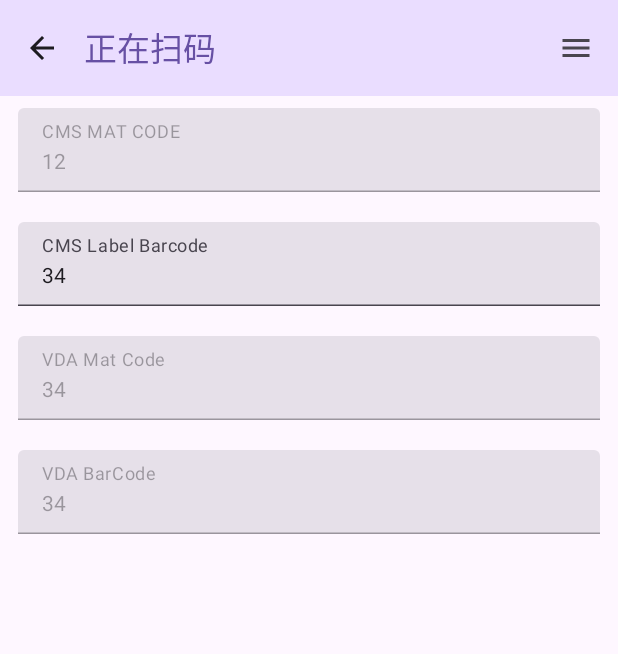
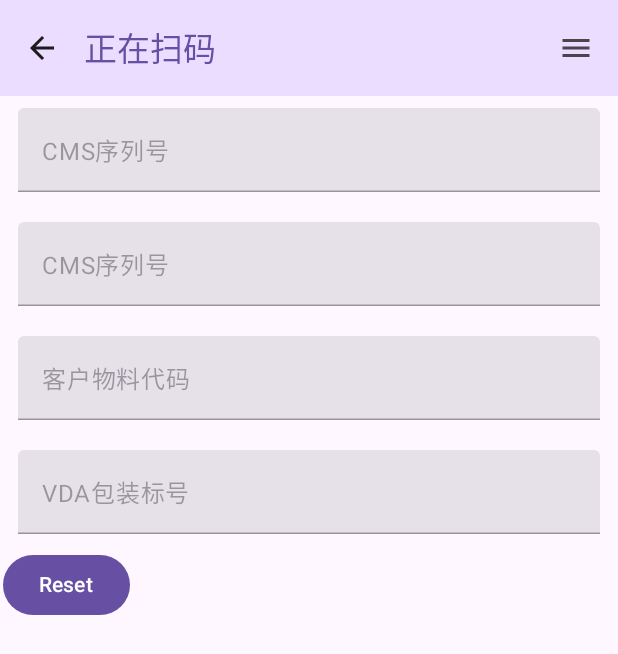
Before and after one commit to fub1/PDA_SCAN--, an Android app built with Jetpack Compose: the screen it shows after launch (MainActivity), on a phone screen of 412 x 824 dp. Shown: the top 654 px of the screen. Run offline under Robolectric (Android 15) with nearby library versions, the phone set to English and light mode, and no system bars.

Commit message:
- 加入循环扫码 - 广播接收扫码 - 扫码状态控制存在Bug

```diff
--- a/app/build.gradle.kts
+++ b/app/build.gradle.kts
@@ -59,6 +59,8 @@ dependencies {
     implementation(libs.androidx.ui.graphics)
     implementation(libs.androidx.ui.tooling.preview)
     implementation(libs.androidx.material3)
+    implementation(libs.androidx.lifecycle.viewmodel.compose)
+    implementation(libs.kotlinx.coroutines.core)
     testImplementation(libs.junit)
     androidTestImplementation(libs.androidx.junit)
     androidTestImplementation(libs.androidx.espresso.core)
--- a/app/src/main/AndroidManifest.xml
+++ b/app/src/main/AndroidManifest.xml
@@ -24,6 +24,8 @@
                 <category android:name="android.intent.category.LAUNCHER" />
             </intent-filter>
         </activity>
+
+
     </application>
 
 </manifest>
--- a/app/src/main/java/com/crtyiot/signalscan/MainActivity.kt
+++ b/app/src/main/java/com/crtyiot/signalscan/MainActivity.kt
@@ -1,23 +1,29 @@
 package com.crtyiot.signalscan
-
+import androidx.activity.viewModels
+import android.content.BroadcastReceiver
+import android.content.Context
+import android.content.Intent
+import android.content.IntentFilter
+import android.os.Build
 import android.os.Bundle
 import androidx.activity.ComponentActivity
 import androidx.activity.compose.setContent
-import androidx.compose.foundation.layout.fillMaxSize
-import androidx.compose.material3.MaterialTheme
-import androidx.compose.material3.Surface
-import androidx.compose.material3.Text
-import androidx.compose.runtime.Composable
-import androidx.compose.ui.Modifier
-import androidx.compose.ui.tooling.preview.Preview
+import androidx.annotation.RequiresApi
 import com.crtyiot.signalscan.ui.screen.ScanScreen
-import com.crtyiot.signalscan.ui.theme.SignalscanTheme
+import com.crtyiot.signalscan.ui.screen.ScanViewModel
+
 
 class MainActivity : ComponentActivity() {
+    // 实例化VM
+
+    private val scanViewModel by viewModels<ScanViewModel>()
+
     override fun onCreate(savedInstanceState: Bundle?) {
         super.onCreate(savedInstanceState)
         setContent {
             ScanScreen()
         }
     }
+
+
 }
--- a/app/src/main/java/com/crtyiot/signalscan/ui/screen/scanScreen.kt
+++ b/app/src/main/java/com/crtyiot/signalscan/ui/screen/scanScreen.kt
@@ -7,7 +7,6 @@ import android.os.Vibrator
 import androidx.compose.foundation.layout.Arrangement
 import androidx.compose.foundation.layout.Column
 import androidx.compose.foundation.layout.PaddingValues
-import androidx.compose.foundation.layout.Row
 import androidx.compose.foundation.layout.fillMaxSize
 import androidx.compose.foundation.layout.fillMaxWidth
 import androidx.compose.foundation.layout.offset
@@ -16,10 +15,10 @@ import androidx.compose.foundation.lazy.LazyColumn
 import androidx.compose.material.icons.Icons
 import androidx.compose.material.icons.filled.ArrowBack
 import androidx.compose.material.icons.filled.Menu
+import androidx.compose.material3.Button
 import androidx.compose.material3.ExperimentalMaterial3Api
 import androidx.compose.material3.Icon
 import androidx.compose.material3.IconButton
-import androidx.compose.material3.LinearProgressIndicator
 import androidx.compose.material3.MaterialTheme
 import androidx.compose.material3.Scaffold
 import androidx.compose.material3.Surface
@@ -28,24 +27,26 @@ import androidx.compose.material3.TextField
 import androidx.compose.material3.TopAppBar
 import androidx.compose.material3.TopAppBarDefaults
 import androidx.compose.runtime.Composable
+import androidx.compose.runtime.DisposableEffect
+import androidx.compose.runtime.collectAsState
 import androidx.compose.runtime.getValue
 import androidx.compose.runtime.mutableStateOf
 import androidx.compose.runtime.remember
-import androidx.compose.runtime.rememberCoroutineScope
 import androidx.compose.runtime.setValue
-import androidx.compose.ui.Alignment
 import androidx.compose.ui.Modifier
 import androidx.compose.ui.platform.LocalContext
 import androidx.compose.ui.res.stringResource
 import androidx.compose.ui.tooling.preview.Preview
 import androidx.compose.ui.unit.dp
 import com.crtyiot.signalscan.R
-
+import androidx.lifecycle.viewmodel.compose.viewModel
+import com.crtyiot.signalscan.ui.utils.ScanReceiver
 
 @OptIn(ExperimentalMaterial3Api::class)
 @Composable
 fun ScanScreen() {
     val context = LocalContext.current
+
     Surface(modifier = Modifier
         .fillMaxWidth()) {
         Scaffold(
@@ -129,54 +130,47 @@ fun PreviewScanScreen(){
 }
 
 @Composable
-fun SimpleFilledTextFieldSample() {
-    var text1 by remember { mutableStateOf("12") }
-    var text2 by remember { mutableStateOf("34") }
-    var text3 by remember { mutableStateOf("34") }
-    var text4 by remember { mutableStateOf("34") }
-    TextField(
-        enabled = false,
-        modifier = Modifier
-            .fillMaxWidth()
-            .padding(10.dp),
-        value = text1,
-        onValueChange = { text1 = it },
-        maxLines = 1,
-        label = { Text("CMS MAT CODE") }
-    )
+fun SimpleFilledTextFieldSample(scanViewModel: ScanViewModel = viewModel()) {
 
-    TextField(
-        enabled = true,
-        modifier = Modifier
-            .fillMaxWidth()
-            .padding(10.dp),
-        value = text2,
-        maxLines = 1,
-        onValueChange = { text2 = it },
-        label = { Text("CMS Label Barcode") }
-    )
+    // 从ViewModel中注册state-扫描数据
+    // todo:使用combine转换函数将所有StateFlow合并为一个Flow，
+    //  这个Flow会在任何一个StateFlow的值改变时发射一个包含所有当前值的List
+    val text1 by scanViewModel.scanDatalist[0].collectAsState()
+    val text2 by scanViewModel.scanDatalist[1].collectAsState()
+    val text3 by scanViewModel.scanDatalist[2].collectAsState()
+    val text4 by scanViewModel.scanDatalist[3].collectAsState()
 
-    TextField(
-        enabled = false,
-        modifier = Modifier
-            .fillMaxWidth()
-            .padding(10.dp),
-        value = text3,
-        maxLines = 1,
-        onValueChange = { text3 = it },
-        label = { Text("VDA Mat Code") }
-    )
+    // 从ViewModel中注册state-扫描步骤
+    val scanStep by scanViewModel.scanStep.collectAsState()
+    // 广播接收器内容容器
+    val context_barcode = LocalContext.current
+    // 注册扫码状态
+    val scanstatus by scanViewModel.scanstatus.collectAsState()
 
-    TextField(
-        enabled = false,
-        modifier = Modifier
-            .fillMaxWidth()
-            .padding(10.dp),
-        value = text4,
-        maxLines = 1,
-        onValueChange = { text4 = it },
-        label = { Text("VDA BarCode") }
-    )
+    // 在这里注册BroadcastReceiver
+
+    // 只有在扫码状态下才注册
+        val receiver = ScanReceiver.register(context_barcode) {
+            data ->
+            scanViewModel.addScanData(data)
+        }
+        DisposableEffect(context_barcode) {
+            onDispose {
+                context_barcode.unregisterReceiver(receiver)
+            }
+        }
+
+
+
+    // TODo：需要进一步封装
+    InputTextField(value = text1, label = stringResource(id = R.string.CMS_MAT_Series))
+    InputTextField(value = text2, label = stringResource(id = R.string.CMS_MAT_Series))
+    InputTextField(value = text3, label = stringResource(id = R.string.VDA_MAT_CODE))
+    InputTextField(value = text4, label = stringResource(id = R.string.VDA_PKG_CODE) )
+    Button(onClick = { scanViewModel.resetScanData() }) {
+        Text(text = "Reset")
+
+    }
 
 
 
@@ -193,6 +187,7 @@ fun triggerVibrate(    context: Context) {
     }
 
     if (Build.VERSION.SDK_INT >= Build.VERSION_CODES.O) {
+        // TODO：需要更新到协程中调用，否则会影响界面交互
         Thread.sleep(1199)
         val effect = VibrationEffect.createOneShot(120, VibrationEffect.DEFAULT_AMPLITUDE)
         vibrator.vibrate(effect)
@@ -205,3 +200,21 @@ fun triggerVibrate(    context: Context) {
         vibrator.vibrate(70)
     }
 }
+
+@Composable
+fun InputTextField(
+    value: String,
+    label: String,
+    modifier: Modifier = Modifier
+) {
+    TextField(
+        enabled = false,
+        value = value,
+        onValueChange = {} ,
+        label = { Text(label) },
+        maxLines = 1,
+        modifier = modifier
+            .fillMaxWidth()
+            .padding(10.dp),
+    )
+}
--- /dev/null
+++ b/app/src/main/java/com/crtyiot/signalscan/ui/screen/scanViewModel.kt
@@ -0,0 +1,48 @@
+package com.crtyiot.signalscan.ui.screen
+
+import kotlinx.coroutines.flow.MutableStateFlow
+import kotlinx.coroutines.flow.StateFlow
+import androidx.lifecycle.ViewModel
+import kotlinx.coroutines.flow.asStateFlow
+
+// 注册_scanData作为state，用于存储扫描数据
+class ScanViewModel : ViewModel() {
+    // 定义4个输入框的state1-4
+    private val _scanDatalist = List(4) { MutableStateFlow<String>("") }
+    val scanDatalist = _scanDatalist.map { it.asStateFlow() }
+    private val _scanstatus = MutableStateFlow<Boolean>(true)
+    val scanstatus = _scanstatus.asStateFlow()
+
+    // 定义扫码步骤
+    private val _scanStep = MutableStateFlow<Int>(1)
+    val scanStep = _scanStep.asStateFlow()
+
+    fun addScanData(data: String) {
+        // 索引从0开始
+        val index = _scanStep.value - 1
+        // 向当前输入框对应的state中赋值
+        if (scanstatus.value) {
+            _scanDatalist[index].value = data
+        }
+
+        // 更新扫描步骤
+        if (_scanStep.value == 4) {
+            // 如果当前是第4步，重置为第1步
+            _scanStep.value = 1
+            // 更新扫描状态为false
+            _scanstatus.value = false
+        } else {
+            // 否则，进入下一步
+            _scanStep.value += 1
+        }
+    }
+
+    fun resetScanData() {
+        // 重置所有输入框的值
+        _scanDatalist.forEach { it.value = "" }
+        // 重置扫描步骤
+        _scanStep.value = 1
+        // 重置扫描状态
+        _scanstatus.value = true
+    }
+}
--- /dev/null
+++ b/app/src/main/java/com/crtyiot/signalscan/ui/utils/BroadcastReceiver.kt
@@ -0,0 +1,24 @@
+package com.crtyiot.signalscan.ui.utils
+
+import android.content.BroadcastReceiver
+import android.content.Context
+import android.content.Intent
+import android.content.IntentFilter
+
+class ScanReceiver(private val onScanReceived: (String) -> Unit) : BroadcastReceiver() {
+    override fun onReceive(context: Context?, intent: Intent?) {
+        // for Seuic settings
+        // val scanData = intent?.getStringExtra("eee")
+        //for zebra pda datawedge
+        val scanData = intent?.getStringExtra("com.symbol.datawedge.data_string")
+        scanData?.let { onScanReceived(it) }
+    }
+
+    companion object {
+        fun register(context: Context, onScanReceived: (String) -> Unit): ScanReceiver {
+            val receiver = ScanReceiver(onScanReceived)
+            context.registerReceiver(receiver, IntentFilter("com.v.b"))
+            return receiver
+        }
+    }
+}
--- a/app/src/main/res/values/strings.xml
+++ b/app/src/main/res/values/strings.xml
@@ -2,6 +2,10 @@
     <string name="app_name">signalscan</string>
     <string name="scan">对扫防错</string>
     <string name="scanning">正在扫码</string>
+    <string name="CMS_MAT_CODE">CMS物料代码</string>
+    <string name="CMS_MAT_Series">CMS序列号</string>
+    <string name="VDA_MAT_CODE">客户物料代码</string>
+    <string name="VDA_PKG_CODE">VDA包装标号</string>
     <string name="dw">定位</string>
 
 </resources>
--- a/gradle/libs.versions.toml
+++ b/gradle/libs.versions.toml
@@ -9,6 +9,8 @@ lifecycleRuntimeKtx = "2.6.1"
 activityCompose = "1.7.0"
 composeBom = "2023.08.00"
 material3Android = "1.2.1"
+lifecycleViewmodelCompose = "2.7.0"
+kotlinxCoroutinesCore = "1.8.1-Beta"
 
 [libraries]
 androidx-core-ktx = { group = "androidx.core", name = "core-ktx", version.ref = "coreKtx" }
@@ -26,6 +28,8 @@ androidx-ui-test-manifest = { group = "androidx.compose.ui", name = "ui-test-man
 androidx-ui-test-junit4 = { group = "androidx.compose.ui", name = "ui-test-junit4" }
 androidx-material3 = { group = "androidx.compose.material3", name = "material3" }
 androidx-material3-android = { group = "androidx.compose.material3", name = "material3-android", version.ref = "material3Android" }
+androidx-lifecycle-viewmodel-compose = { group = "androidx.lifecycle", name = "lifecycle-viewmodel-compose", version.ref = "lifecycleViewmodelCompose" }
+kotlinx-coroutines-core = { group = "org.jetbrains.kotlinx", name = "kotlinx-coroutines-core", version.ref = "kotlinxCoroutinesCore" }
 
 [plugins]
 androidApplication = { id = "com.android.application", version.ref = "agp" }
```
